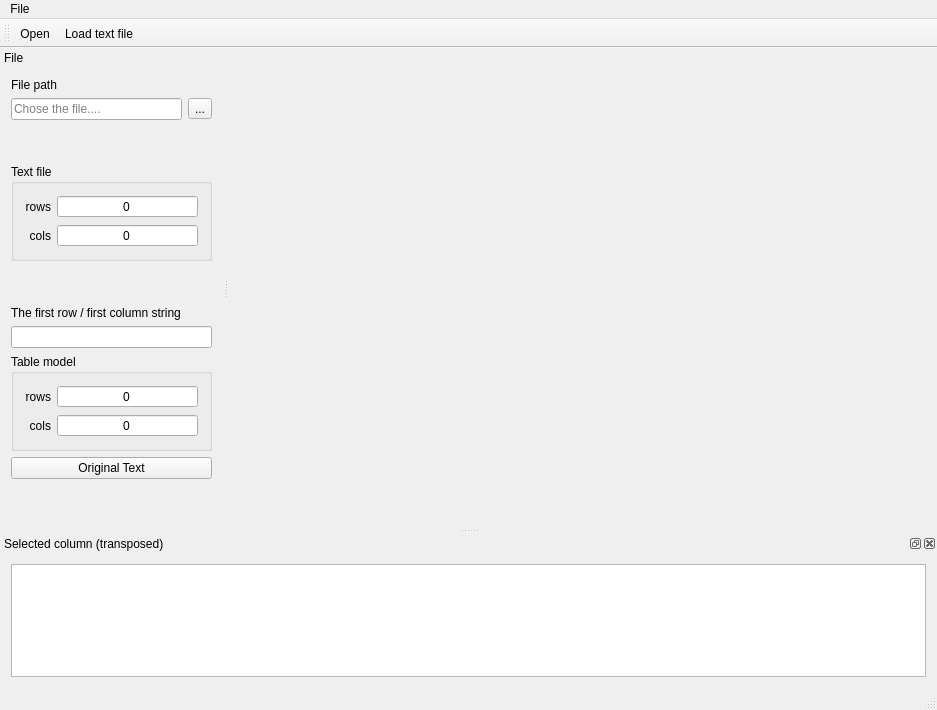
First picture: the form in mainwindow.ui, repository gurmaaan/DescriptorsView, before the edit.
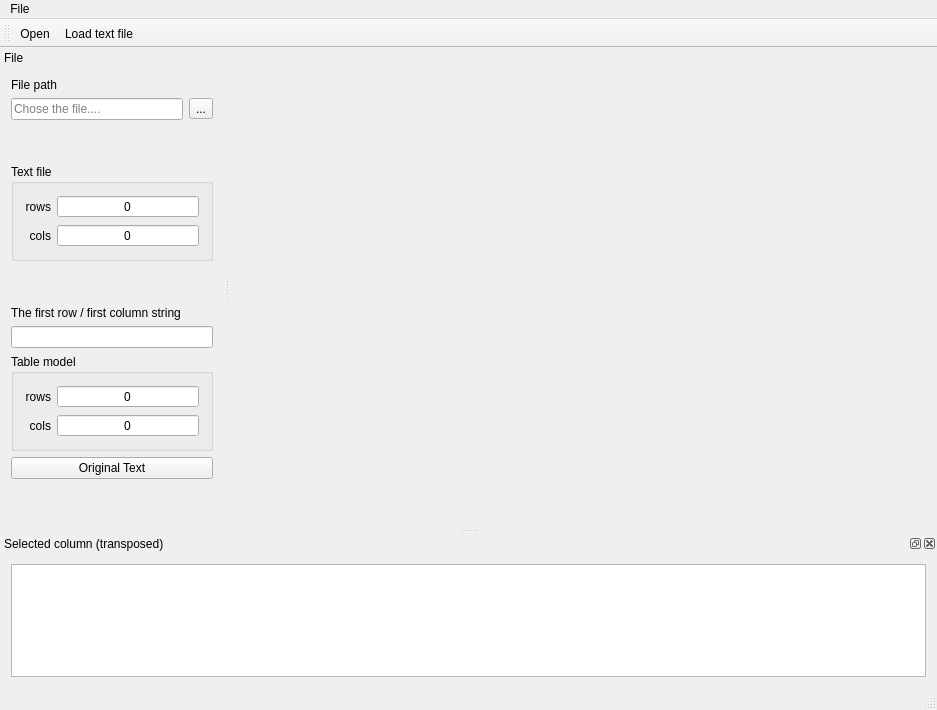
Second picture: the form after the edit. Icons and pictures are not drawn. Custom widgets are drawn as their Qt base class.

```diff
--- a/mainwindow.ui
+++ b/mainwindow.ui
@@ -23,7 +23,7 @@
   <widget class="QWidget" name="centralWidget">
    <layout class="QVBoxLayout" name="verticalLayout_5">
     <item>
-     <layout class="QHBoxLayout" name="horizontalLayout">
+     <layout class="QVBoxLayout" name="verticalLayout">
       <item>
        <widget class="DescriptorsWidget" name="viewer" native="true">
         <property name="contextMenuPolicy">
@@ -68,7 +68,7 @@
     <number>8</number>
    </attribute>
    <widget class="QWidget" name="selectionContentWidget">
-    <layout class="QVBoxLayout" name="verticalLayout">
+    <layout class="QHBoxLayout" name="horizontalLayout_3">
      <item>
       <widget class="QTableView" name="selectionTableView">
        <property name="editTriggers">
@@ -82,7 +82,7 @@
   <widget class="QDockWidget" name="metaDockWidget">
    <property name="minimumSize">
     <size>
-     <width>223</width>
+     <width>224</width>
      <height>480</height>
     </size>
    </property>
```
Left out of the diff: 8 changed lines with no effect on the pictures.
